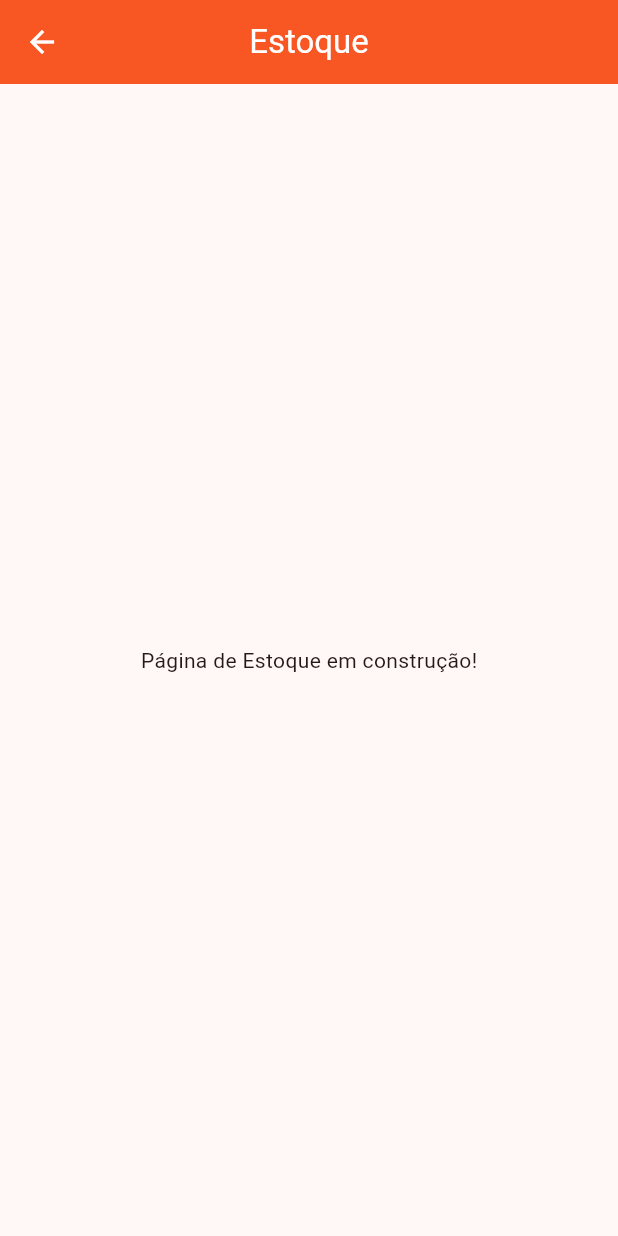
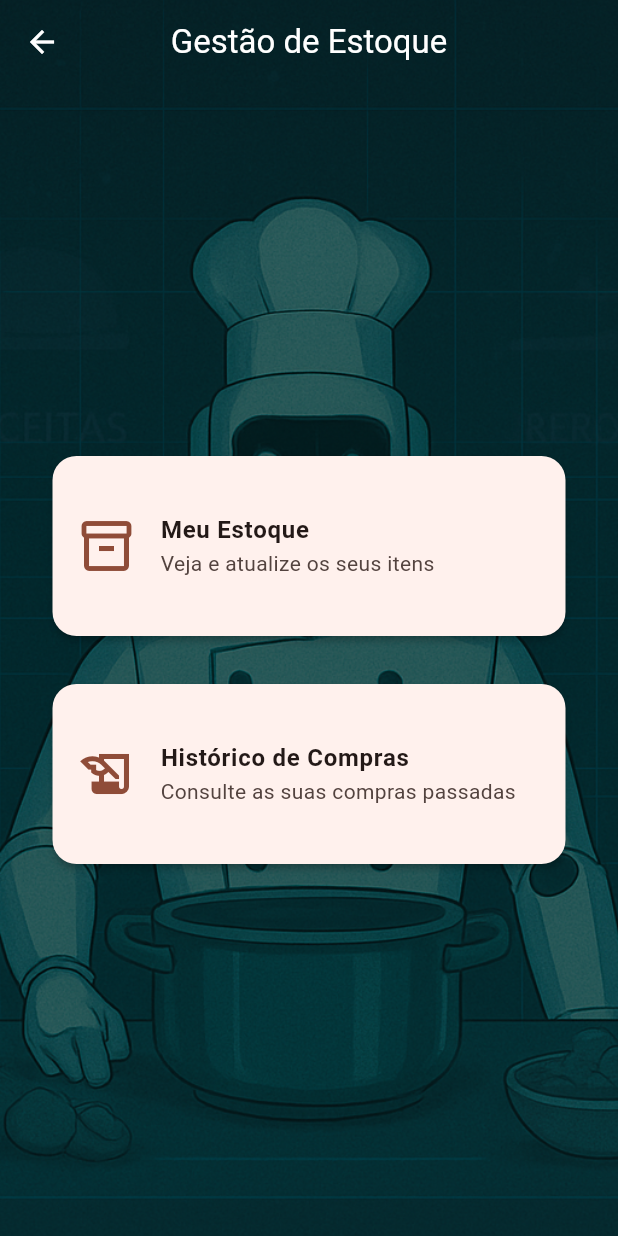
Before and after one commit to ARegis23/techChef, a Flutter app: the InventoryPage screen opened by its route, on a phone screen of 412 x 824 dp. Run offline on Flutter 3.47's test engine with Material 3 defaults, Android fonts, the phone set to English and light mode, and no system bars; our stand-ins replace cloud_firestore, firebase_auth, firebase_core, firebase_storage, flutter_svg, google_sign_in and 1 more; accounts and stored records are empty; network calls fail.

Commit message:
commito do estoque 2

```diff
--- a/lib/core/routes.dart
+++ b/lib/core/routes.dart
@@ -20,4 +20,8 @@ class AppRoutes {
   static const String menus = '/menus';
   static const String shoppingList = '/shopping';
   static const String inventory = '/inventory';
+
+  //Rotas de Estoque.
+  static const String inventoryList = '/inventory/list';
+  static const String purchaseHistory = '/purchase/history';
 }
--- a/lib/modules/dashboard/inventory/inventory_dashboard.dart
+++ b/lib/modules/dashboard/inventory/inventory_dashboard.dart
@@ -1,4 +1,11 @@
+// =================================================================
+// 📁 ARQUIVO: lib/modules/inventory/inventory_page.dart
+// =================================================================
+// 📦 Central de navegação para a gestão de estoque e histórico de compras.
+
 import 'package:flutter/material.dart';
+import '../../../core/routes.dart';
+
 
 class InventoryPage extends StatelessWidget {
   const InventoryPage({super.key});
@@ -6,9 +13,79 @@ class InventoryPage extends StatelessWidget {
   @override
   Widget build(BuildContext context) {
     return Scaffold(
-      appBar: AppBar(title: const Text('Estoque')),
-      body: const Center(
-        child: Text('Página de Estoque em construção!'),
+      extendBodyBehindAppBar: true,
+      appBar: AppBar(
+        title: const Text('Gestão de Estoque'),
+        backgroundColor: Colors.transparent,
+        elevation: 0,
+      ),
+      body: Stack(
+        children: [
+          // Imagem de Fundo
+          Container(
+            decoration: BoxDecoration(
+              image: DecorationImage(
+                image: const AssetImage('assets/dashboard_background.png'), // Reutilizamos a imagem do dashboard
+                fit: BoxFit.cover,
+                colorFilter: ColorFilter.mode(
+                  Colors.black.withOpacity(0.5),
+                  BlendMode.darken,
+                ),
+              ),
+            ),
+          ),
+          // Conteúdo
+          SafeArea(
+            child: Center(
+              child: SingleChildScrollView(
+                padding: const EdgeInsets.all(24.0),
+                child: ConstrainedBox(
+                  constraints: const BoxConstraints(maxWidth: 800),
+                  child: Wrap(
+                    spacing: 24.0,
+                    runSpacing: 24.0,
+                    alignment: WrapAlignment.center,
+                    children: [
+                      _buildOptionCard(
+                        context,
+                        icon: Icons.inventory_2_outlined,
+                        title: 'Meu Estoque',
+                        subtitle: 'Veja e atualize os seus itens',
+                        onTap: () {
+                          Navigator.of(context).pushNamed(AppRoutes.inventoryList);
+                        },
+                      ),
+                      _buildOptionCard(
+                        context,
+                        icon: Icons.history_edu_outlined,
+                        title: 'Histórico de Compras',
+                        subtitle: 'Consulte as suas compras passadas',
+                        onTap: () {
+                          Navigator.of(context).pushNamed(AppRoutes.purchaseHistory);
+                        },
+                      ),
+                    ],
+                  ),
+                ),
+              ),
+            ),
+          ),
+        ],
+      ),
+    );
+  }
+
+  Widget _buildOptionCard(BuildContext context, {required IconData icon, required String title, required String subtitle, required VoidCallback onTap}) {
+    return SizedBox(
+      width: 350,
+      child: Card(
+        child: ListTile(
+          leading: Icon(icon, size: 40, color: Theme.of(context).colorScheme.primary),
+          title: Text(title, style: const TextStyle(fontWeight: FontWeight.bold)),
+          subtitle: Text(subtitle),
+          onTap: onTap,
+          contentPadding: const EdgeInsets.symmetric(vertical: 24, horizontal: 16),
+        ),
       ),
     );
   }
--- /dev/null
+++ b/lib/modules/dashboard/inventory/purchase_history.dart
@@ -0,0 +1,22 @@
+// =================================================================
+// 📁 ARQUIVO: lib/modules/inventory/purchase_history_page.dart
+// =================================================================
+// 📜 Página para exibir o histórico de compras.
+
+import 'package:flutter/material.dart';
+
+class PurchaseHistoryPage extends StatelessWidget {
+  const PurchaseHistoryPage({super.key});
+
+  @override
+  Widget build(BuildContext context) {
+    return Scaffold(
+      appBar: AppBar(
+        title: const Text('Histórico de Compras'),
+      ),
+      body: const Center(
+        child: Text('O conteúdo do Histórico de Compras será exibido aqui'),
+     ),
+    );
+  }
+}
```
